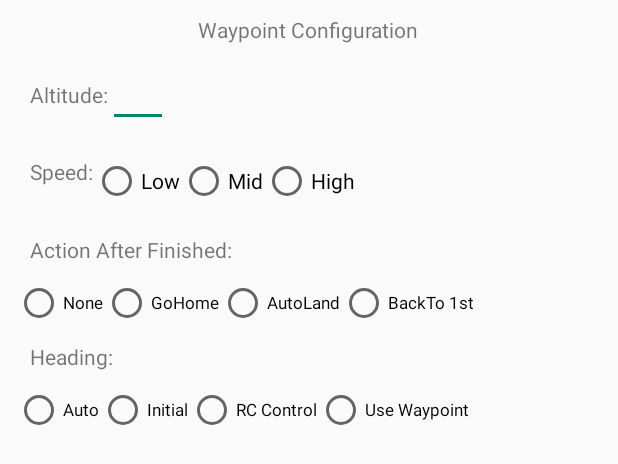
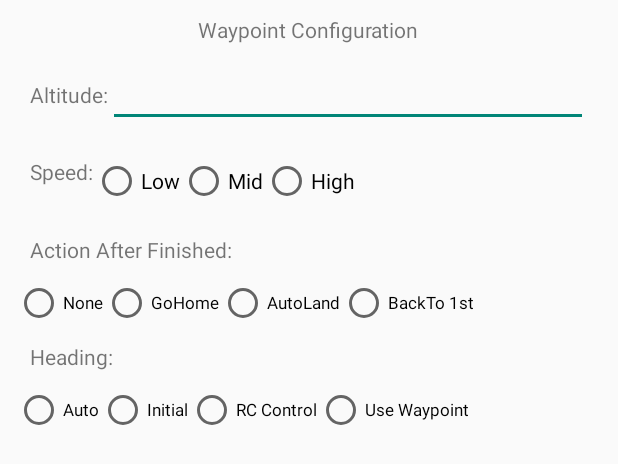
Before and after one commit to VishCloudMotiv/UXGSDemo, an Android app: the layout dialog_waypointsetting.xml on its own in the app's theme, with its tools: preview values and no code run, on a phone screen of 412 x 824 dp. Shown: the top 464 px of the screen. Run offline under Robolectric (Android 15) with nearby library versions, the phone set to English and light mode, and no system bars.

```diff
--- a/app/src/main/java/com/cloudmotiv/room_db/TelemateryDao.kt
+++ b/app/src/main/java/com/cloudmotiv/room_db/dao/TelemateryDao.kt
@@ -1,7 +1,8 @@
-package com.cloudmotiv.room_db
+package com.cloudmotiv.room_db.dao
 
 import androidx.lifecycle.LiveData
 import androidx.room.*
+import com.cloudmotiv.room_db.Telematery
 
 @Dao
 interface TelemateryDao {
--- a/app/src/main/java/com/cloudmotiv/room_db/TelemateryRepository.kt
+++ b/app/src/main/java/com/cloudmotiv/room_db/repository/TelemateryRepository.kt
@@ -1,7 +1,11 @@
-package com.cloudmotiv.room_db
+package com.cloudmotiv.room_db.repository
 
 import android.content.Context
 import androidx.lifecycle.LiveData
+import com.cloudmotiv.room_db.Telematery
+import com.cloudmotiv.room_db.dao.TelemateryDao
+import com.cloudmotiv.room_db.data_base.TelemateryDatabase
+import com.cloudmotiv.room_db.subscribeOnBackground
 
 class TelemateryRepository(application: Context) {
 
--- /dev/null
+++ b/app/src/main/res/drawable/outline_arrow_downward_24.xml
@@ -0,0 +1,5 @@
+<vector android:height="24dp" android:tint="#FFFFFF"
+    android:viewportHeight="24" android:viewportWidth="24"
+    android:width="24dp" xmlns:android="http://schemas.android.com/apk/res/android">
+    <path android:fillColor="@android:color/white" android:pathData="M20,12l-1.41,-1.41L13,16.17V4h-2v12.17l-5.58,-5.59L4,12l8,8 8,-8z"/>
+</vector>
--- a/app/src/main/res/layout/dialog_waypointsetting.xml
+++ b/app/src/main/res/layout/dialog_waypointsetting.xml
@@ -1,176 +1,200 @@
 <?xml version="1.0" encoding="utf-8"?>
-<LinearLayout xmlns:android="http://schemas.android.com/apk/res/android"
+<layout xmlns:android="http://schemas.android.com/apk/res/android">
+
+    <ScrollView
+        android:layout_width="match_parent"
+        android:layout_height="wrap_content">
+
+        <LinearLayout
             android:layout_width="match_parent"
             android:layout_height="wrap_content"
-    android:orientation="vertical"
+            android:layout_marginLeft="10dp"
+            android:layout_marginTop="10dp"
+            android:layout_marginRight="10dp"
             android:layout_marginBottom="10dp"
-    android:layout_marginTop="10dp"
-    android:layout_marginLeft="10dp"
-    android:layout_marginRight="10dp">
+            android:orientation="vertical">
 
             <TextView
                 android:layout_width="wrap_content"
                 android:layout_height="wrap_content"
-        android:text="Waypoint Configuration"
-        android:layout_gravity="center_horizontal">
-    </TextView>
+                android:layout_gravity="center_horizontal"
+                android:text="Waypoint Configuration"></TextView>
 
             <LinearLayout
                 android:layout_width="match_parent"
                 android:layout_height="wrap_content"
-        android:orientation="horizontal"
+                android:layout_marginLeft="10dp"
+                android:layout_marginTop="10dp"
+                android:layout_marginRight="10dp"
                 android:layout_marginBottom="10dp"
-        android:layout_marginTop="10dp"
-        android:layout_marginLeft="10dp"
-        android:layout_marginRight="10dp">
+                android:orientation="horizontal">
+
                 <TextView
                     android:layout_width="wrap_content"
                     android:layout_height="wrap_content"
-            android:text="Altitude:">
-        </TextView>
+                    android:text="Altitude:"></TextView>
+
                 <EditText
                     android:id="@+id/altitude"
-            android:layout_width="40dp"
-            android:layout_height="wrap_content">
-        </EditText>
+                    android:layout_width="match_parent"
+                    android:layout_height="wrap_content"></EditText>
             </LinearLayout>
 
             <LinearLayout
                 android:layout_width="match_parent"
                 android:layout_height="wrap_content"
-        android:orientation="horizontal"
+                android:layout_marginLeft="10dp"
+                android:layout_marginTop="10dp"
+                android:layout_marginRight="10dp"
                 android:layout_marginBottom="10dp"
-        android:layout_marginTop="10dp"
-        android:layout_marginLeft="10dp"
-        android:layout_marginRight="10dp">
+                android:orientation="horizontal">
+
                 <TextView
                     android:layout_width="wrap_content"
                     android:layout_height="wrap_content"
-            android:text="Speed:">
-        </TextView>
+                    android:text="Speed:"></TextView>
+
                 <RadioGroup
+                    android:id="@+id/speed"
                     android:layout_width="wrap_content"
                     android:layout_height="wrap_content"
-            android:orientation="horizontal"
-            android:id="@+id/speed"
-            android:layout_gravity="center_horizontal">
+                    android:layout_gravity="center_horizontal"
+                    android:orientation="horizontal">
+
                     <RadioButton
                         android:id="@+id/lowSpeed"
                         android:layout_width="wrap_content"
                         android:layout_height="wrap_content"
-                android:text="Low"/>
+                        android:text="Low" />
+
                     <RadioButton
                         android:id="@+id/MidSpeed"
                         android:layout_width="wrap_content"
                         android:layout_height="wrap_content"
-                android:text="Mid"/>
+                        android:text="Mid" />
+
                     <RadioButton
                         android:id="@+id/HighSpeed"
                         android:layout_width="wrap_content"
                         android:layout_height="wrap_content"
-                android:text="High"/>
+                        android:text="High" />
                 </RadioGroup>
             </LinearLayout>
 
             <LinearLayout
                 android:layout_width="match_parent"
                 android:layout_height="wrap_content"
-        android:orientation="horizontal"
+                android:layout_marginLeft="10dp"
+                android:layout_marginTop="10dp"
+                android:layout_marginRight="10dp"
                 android:layout_marginBottom="10dp"
-        android:layout_marginTop="10dp"
-        android:layout_marginLeft="10dp"
-        android:layout_marginRight="10dp">
+                android:orientation="horizontal">
+
                 <TextView
                     android:layout_width="wrap_content"
                     android:layout_height="wrap_content"
-            android:text="Action After Finished:"/>
+                    android:text="Action After Finished:" />
             </LinearLayout>
 
             <LinearLayout
                 android:layout_width="match_parent"
                 android:layout_height="wrap_content"
-        android:orientation="horizontal" >
+                android:orientation="horizontal">
+
                 <RadioGroup
+                    android:id="@+id/actionAfterFinished"
                     android:layout_width="wrap_content"
                     android:layout_height="wrap_content"
-            android:orientation="horizontal"
-            android:id="@+id/actionAfterFinished"
-            android:layout_gravity="center_horizontal">
+                    android:layout_gravity="center_horizontal"
+                    android:orientation="horizontal">
+
                     <RadioButton
                         android:id="@+id/finishNone"
                         android:layout_width="wrap_content"
                         android:layout_height="wrap_content"
-                android:textSize="5pt"
-                android:text="None"/>
+                        android:text="None"
+                        android:textSize="5pt" />
+
                     <RadioButton
                         android:id="@+id/finishGoHome"
                         android:layout_width="wrap_content"
                         android:layout_height="wrap_content"
-                android:textSize="5pt"
-                android:text="GoHome"/>
+                        android:text="GoHome"
+                        android:textSize="5pt" />
+
                     <RadioButton
                         android:id="@+id/finishAutoLanding"
                         android:layout_width="wrap_content"
                         android:layout_height="wrap_content"
-                android:textSize="5pt"
-                android:text="AutoLand"/>
+                        android:text="AutoLand"
+                        android:textSize="5pt" />
+
                     <RadioButton
                         android:id="@+id/finishToFirst"
                         android:layout_width="wrap_content"
                         android:layout_height="wrap_content"
-                android:textSize="5pt"
-                android:text="BackTo 1st"/>
+                        android:text="BackTo 1st"
+                        android:textSize="5pt" />
                 </RadioGroup>
             </LinearLayout>
 
             <LinearLayout
                 android:layout_width="match_parent"
                 android:layout_height="wrap_content"
-        android:orientation="horizontal"
+                android:layout_marginLeft="10dp"
+                android:layout_marginTop="10dp"
+                android:layout_marginRight="10dp"
                 android:layout_marginBottom="10dp"
-        android:layout_marginTop="10dp"
-        android:layout_marginLeft="10dp"
-        android:layout_marginRight="10dp">
+                android:orientation="horizontal">
+
                 <TextView
                     android:layout_width="wrap_content"
                     android:layout_height="wrap_content"
-            android:text="Heading:"/>
+                    android:text="Heading:" />
             </LinearLayout>
 
             <LinearLayout
+                android:layout_marginBottom="16dp"
                 android:layout_width="match_parent"
                 android:layout_height="wrap_content"
-        android:orientation="horizontal" >
+                android:orientation="horizontal">
+
                 <RadioGroup
+                    android:id="@+id/heading"
                     android:layout_width="wrap_content"
                     android:layout_height="wrap_content"
-            android:orientation="horizontal"
-            android:id="@+id/heading"
-            android:layout_gravity="center_horizontal">
+                    android:layout_gravity="center_horizontal"
+                    android:orientation="horizontal">
+
                     <RadioButton
                         android:id="@+id/headingNext"
                         android:layout_width="wrap_content"
                         android:layout_height="wrap_content"
-                android:textSize="5pt"
-                android:text="Auto"/>
+                        android:text="Auto"
+                        android:textSize="5pt" />
+
                     <RadioButton
                         android:id="@+id/headingInitDirec"
                         android:layout_width="wrap_content"
                         android:layout_height="wrap_content"
-                android:textSize="5pt"
-                android:text="Initial"/>
+                        android:text="Initial"
+                        android:textSize="5pt" />
+
                     <RadioButton
                         android:id="@+id/headingRC"
                         android:layout_width="wrap_content"
                         android:layout_height="wrap_content"
-                android:textSize="5pt"
-                android:text="RC Control"/>
+                        android:text="RC Control"
+                        android:textSize="5pt" />
+
                     <RadioButton
                         android:id="@+id/headingWP"
                         android:layout_width="wrap_content"
                         android:layout_height="wrap_content"
-                android:textSize="5pt"
-                android:text="Use Waypoint"/>
+                        android:text="Use Waypoint"
+                        android:textSize="5pt" />
                 </RadioGroup>
             </LinearLayout>
         </LinearLayout>
+    </ScrollView>
+</layout>
```
Also changed, not shown: app/src/main/java/com/cloudmotiv/MainActivity.kt (+4 -4 lines), app/src/main/java/com/cloudmotiv/gs_demo/Waypoint1Activity.java (+94 -32 lines), app/src/main/java/com/cloudmotiv/room_db/DbTables.kt (added, +39 -0 lines), app/src/main/java/com/cloudmotiv/room_db/Telematery.kt (deleted, +0 -12 lines), app/src/main/java/com/cloudmotiv/room_db/dao/MissionDao.kt (added, +25 -0 lines), app/src/main/java/com/cloudmotiv/room_db/data_base/MissionDatabase.kt (renamed from app/src/main/java/com/cloudmotiv/room_db/TelemateryDatabase.kt, +12 -8 lines), app/src/main/java/com/cloudmotiv/room_db/data_base/TelemateryDatabase.kt (added, +46 -0 lines), app/src/main/java/com/cloudmotiv/room_db/repository/MissionRepository.kt (added, +55 -0 lines), app/src/main/java/com/cloudmotiv/utils/Preferences.java (added, +85 -0 lines), app/src/main/res/layout/activity_waypoint1.xml (+20 -3 lines). Lines whose indentation alone changed are shown as unchanged.
